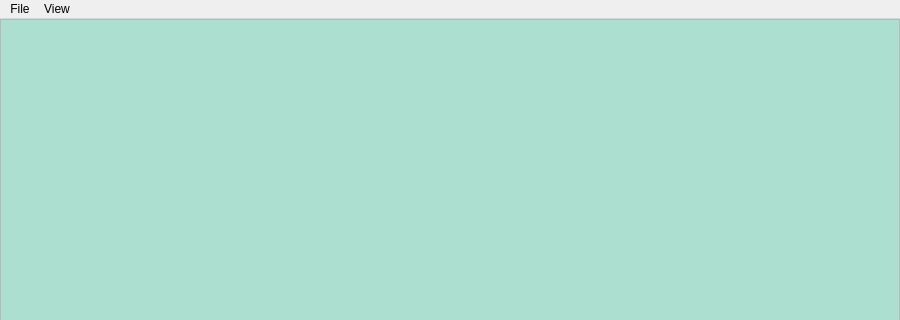
Qt form SimpleJsonViewer/SimpleJsonViewer.ui (alexyarikov/SimpleJsonViewer) before a commit; both pictures show x 0 to 900 and y 0 to 320 of the 900 by 645 pixel window.
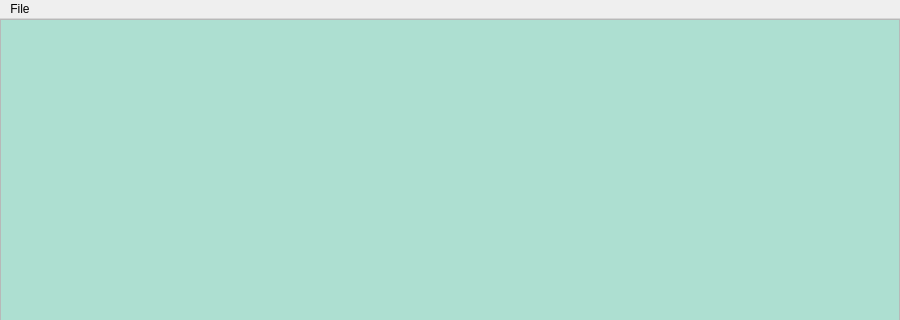
The same form after that commit.

Commit message: tree view items expand/collaps with item context menu

```diff
--- a/SimpleJsonViewer/SimpleJsonViewer.ui
+++ b/SimpleJsonViewer/SimpleJsonViewer.ui
@@ -91,7 +91,7 @@
      <height>21</height>
     </rect>
    </property>
-   <widget class="QMenu" name="menuOpen_file">
+   <widget class="QMenu" name="menuFile">
     <property name="title">
      <string>File</string>
     </property>
@@ -99,15 +99,7 @@
     <addaction name="actionOpenLast"/>
     <addaction name="actionExit"/>
    </widget>
-   <widget class="QMenu" name="menuView">
-    <property name="title">
-     <string>View</string>
-    </property>
-    <addaction name="actionExpandTree"/>
-    <addaction name="actionCollapseTree"/>
-   </widget>
-   <addaction name="menuOpen_file"/>
-   <addaction name="menuView"/>
+   <addaction name="menuFile"/>
   </widget>
   <action name="actionOpen">
    <property name="text">
```
Left out of the diff: 3 changed lines with no effect on the pictures. The commit also changes 2 other files.
